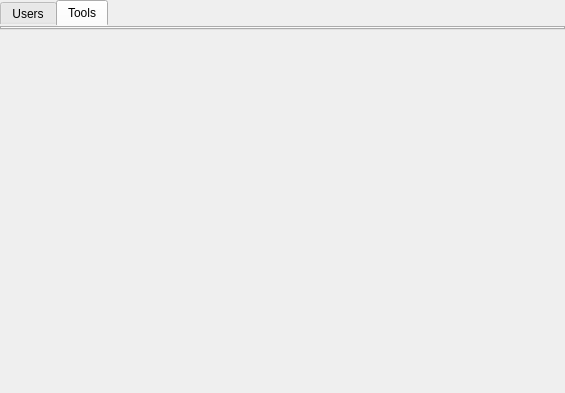
Old version of the form CLIENT/GUI/editorWindow/ui/gui_editor.ui in the repository GiuliCler/GIMPteam.
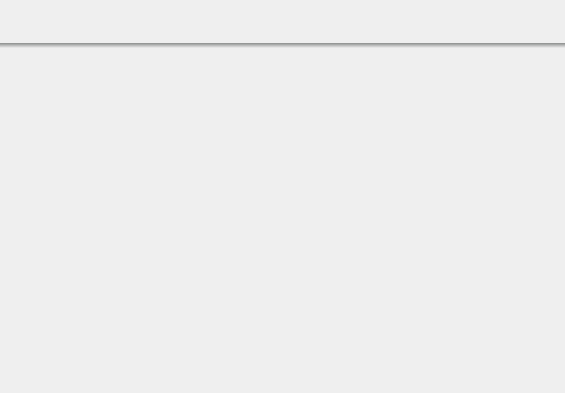
New version of the form. The open tabs and pages were chosen to show the change.

```diff
--- a/CLIENT/GUI/editorWindow/ui/gui_editor.ui
+++ b/CLIENT/GUI/editorWindow/ui/gui_editor.ui
@@ -13,42 +13,47 @@
   <property name="windowTitle">
    <string>Form</string>
   </property>
-  <layout class="QVBoxLayout" name="verticalLayout_2">
-   <property name="spacing">
-    <number>12</number>
-   </property>
-   <property name="leftMargin">
-    <number>0</number>
-   </property>
-   <property name="topMargin">
-    <number>0</number>
-   </property>
-   <property name="rightMargin">
-    <number>0</number>
-   </property>
-   <property name="bottomMargin">
-    <number>0</number>
-   </property>
-   <item>
-    <widget class="QTabWidget" name="tabWidget">
-     <property name="sizePolicy">
-      <sizepolicy hsizetype="Expanding" vsizetype="Maximum">
-       <horstretch>0</horstretch>
-       <verstretch>0</verstretch>
-      </sizepolicy>
-     </property>
      <property name="styleSheet">
-      <string notr="true">QTabWidget#tabWidget{
-border-color: rgb(220, 220, 0);
+   <string notr="true">#toolsBarShadow{
+	background-color: qlineargradient(spread:reflect, x1:0.5, y1:0, x2:0.5, y2:1, stop:0 rgba(25, 30, 28, 120), stop:1 rgba(0, 0, 0, 0));
 }</string>
      </property>
-     <property name="currentIndex">
+  <layout class="QVBoxLayout" name="verticalLayout" stretch="10,1,80,0">
+   <property name="spacing">
       <number>0</number>
      </property>
-     <widget class="QWidget" name="tab">
-      <attribute name="title">
-       <string>Users</string>
-      </attribute>
+   <property name="leftMargin">
+    <number>0</number>
+   </property>
+   <property name="topMargin">
+    <number>0</number>
+   </property>
+   <property name="rightMargin">
+    <number>0</number>
+   </property>
+   <property name="bottomMargin">
+    <number>0</number>
+   </property>
+   <item>
+    <widget class="QWidget" name="toolsBarWidget" native="true">
+     <layout class="QHBoxLayout" name="horizontalLayout_5">
+      <property name="leftMargin">
+       <number>0</number>
+      </property>
+      <property name="topMargin">
+       <number>0</number>
+      </property>
+      <property name="rightMargin">
+       <number>0</number>
+      </property>
+      <property name="bottomMargin">
+       <number>0</number>
+      </property>
+     </layout>
+    </widget>
+   </item>
+   <item>
+    <widget class="QWidget" name="toolsBarShadow" native="true">
       <layout class="QHBoxLayout" name="horizontalLayout_3">
        <property name="leftMargin">
         <number>0</number>
@@ -62,6 +67,66 @@
        <property name="bottomMargin">
         <number>0</number>
        </property>
+     </layout>
+    </widget>
+   </item>
+   <item>
+    <layout class="QHBoxLayout" name="horizontalLayout" stretch="1,3,1">
+     <item>
+      <spacer name="horizontalSpacer">
+       <property name="orientation">
+        <enum>Qt::Horizontal</enum>
+       </property>
+       <property name="sizeHint" stdset="0">
+        <size>
+         <width>40</width>
+         <height>20</height>
+        </size>
+       </property>
+      </spacer>
+     </item>
+     <item>
+      <widget class="QWidget" name="textWidget" native="true">
+       <property name="sizePolicy">
+        <sizepolicy hsizetype="Expanding" vsizetype="Expanding">
+         <horstretch>0</horstretch>
+         <verstretch>0</verstretch>
+        </sizepolicy>
+       </property>
+       <property name="autoFillBackground">
+        <bool>false</bool>
+       </property>
+       <layout class="QGridLayout" name="gridLayout_2">
+        <property name="leftMargin">
+         <number>0</number>
+        </property>
+        <property name="topMargin">
+         <number>0</number>
+        </property>
+        <property name="rightMargin">
+         <number>0</number>
+        </property>
+        <property name="bottomMargin">
+         <number>0</number>
+        </property>
+       </layout>
+      </widget>
+     </item>
+     <item>
+      <spacer name="horizontalSpacer_2">
+       <property name="orientation">
+        <enum>Qt::Horizontal</enum>
+       </property>
+       <property name="sizeHint" stdset="0">
+        <size>
+         <width>40</width>
+         <height>20</height>
+        </size>
+       </property>
+      </spacer>
+     </item>
+    </layout>
+   </item>
        <item>
         <widget class="QWidget" name="usersBarWidget" native="true">
          <property name="palette">
@@ -146,104 +211,6 @@
           </property>
          </layout>
         </widget>
-       </item>
-      </layout>
-     </widget>
-     <widget class="QWidget" name="tab_2">
-      <attribute name="title">
-       <string>Tools</string>
-      </attribute>
-      <layout class="QHBoxLayout" name="horizontalLayout_4">
-       <property name="leftMargin">
-        <number>0</number>
-       </property>
-       <property name="topMargin">
-        <number>0</number>
-       </property>
-       <property name="rightMargin">
-        <number>0</number>
-       </property>
-       <property name="bottomMargin">
-        <number>0</number>
-       </property>
-       <item>
-        <widget class="QWidget" name="toolsBarWidget" native="true">
-         <layout class="QHBoxLayout" name="horizontalLayout_5">
-          <property name="leftMargin">
-           <number>0</number>
-          </property>
-          <property name="topMargin">
-           <number>0</number>
-          </property>
-          <property name="rightMargin">
-           <number>0</number>
-          </property>
-          <property name="bottomMargin">
-           <number>0</number>
-          </property>
-         </layout>
-        </widget>
-       </item>
-      </layout>
-     </widget>
-    </widget>
-   </item>
-   <item>
-    <layout class="QHBoxLayout" name="horizontalLayout" stretch="1,3,1">
-     <item>
-      <spacer name="horizontalSpacer">
-       <property name="orientation">
-        <enum>Qt::Horizontal</enum>
-       </property>
-       <property name="sizeHint" stdset="0">
-        <size>
-         <width>40</width>
-         <height>20</height>
-        </size>
-       </property>
-      </spacer>
-     </item>
-     <item>
-      <widget class="QWidget" name="textWidget" native="true">
-       <property name="sizePolicy">
-        <sizepolicy hsizetype="Expanding" vsizetype="Expanding">
-         <horstretch>0</horstretch>
-         <verstretch>0</verstretch>
-        </sizepolicy>
-       </property>
-       <property name="autoFillBackground">
-        <bool>false</bool>
-       </property>
-       <layout class="QGridLayout" name="gridLayout_2">
-        <property name="leftMargin">
-         <number>0</number>
-        </property>
-        <property name="topMargin">
-         <number>0</number>
-        </property>
-        <property name="rightMargin">
-         <number>0</number>
-        </property>
-        <property name="bottomMargin">
-         <number>0</number>
-        </property>
-       </layout>
-      </widget>
-     </item>
-     <item>
-      <spacer name="horizontalSpacer_2">
-       <property name="orientation">
-        <enum>Qt::Horizontal</enum>
-       </property>
-       <property name="sizeHint" stdset="0">
-        <size>
-         <width>40</width>
-         <height>20</height>
-        </size>
-       </property>
-      </spacer>
-     </item>
-    </layout>
    </item>
   </layout>
  </widget>
```
Lines whose indentation alone changed are shown as unchanged.
